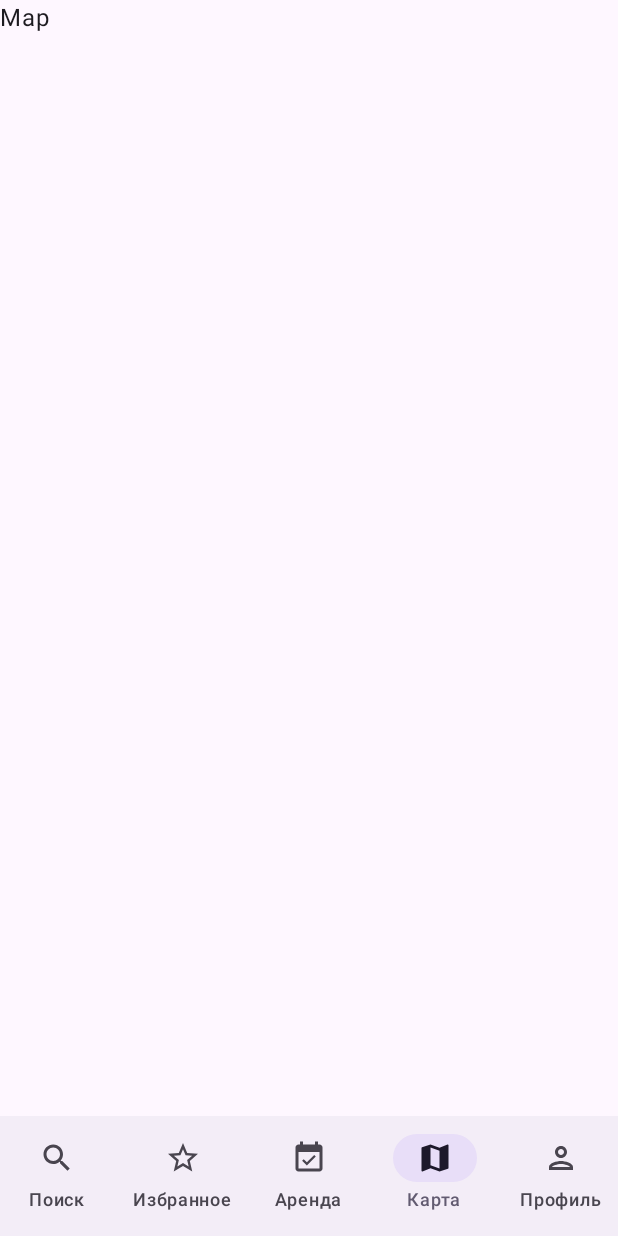
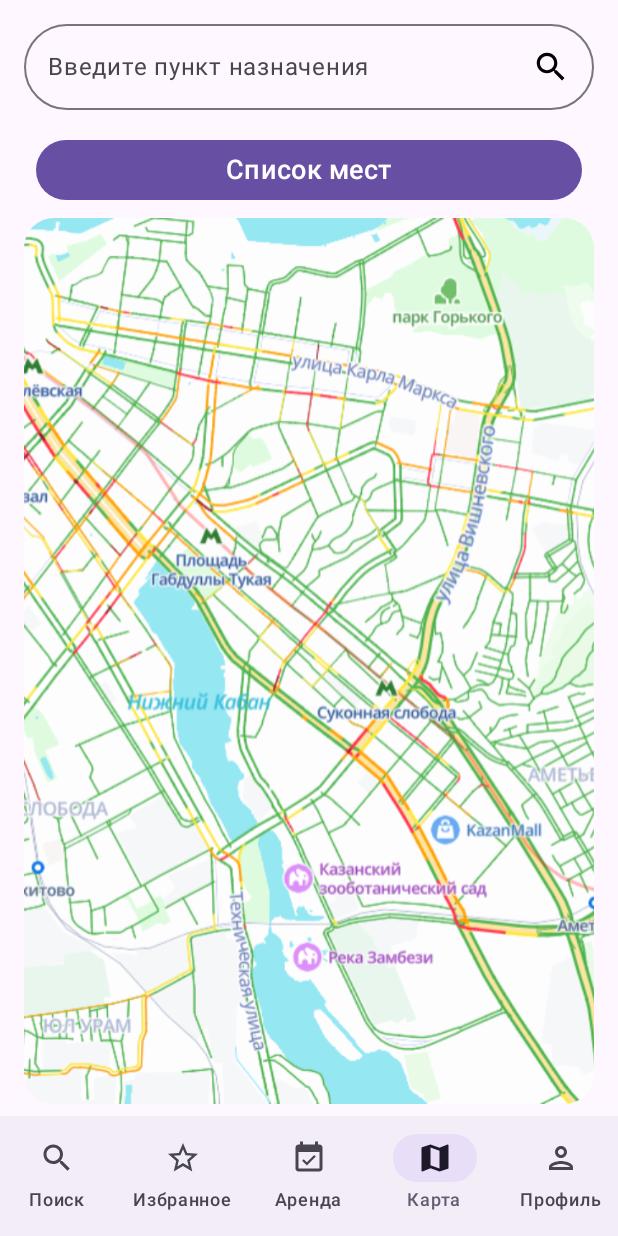
Before and after one commit to nVoxel/FlexiWorkDemo, an Android app built with Jetpack Compose: the MapScreen screen opened through its navigation route, on a phone screen of 412 x 824 dp. Run offline under Robolectric (Android 15) with nearby library versions, the phone set to English and light mode, and no system bars.

Commit message:
ready MapScreen

```diff
--- a/app/src/main/java/com/voxeldev/flexiworkdemo/screens/MapScreen.kt
+++ b/app/src/main/java/com/voxeldev/flexiworkdemo/screens/MapScreen.kt
@@ -1,9 +1,34 @@
 package com.voxeldev.flexiworkdemo.screens
 
 import android.content.res.Configuration
+import androidx.compose.foundation.Image
+import androidx.compose.foundation.layout.Column
+import androidx.compose.foundation.layout.Row
+import androidx.compose.foundation.layout.fillMaxSize
+import androidx.compose.foundation.layout.fillMaxWidth
+import androidx.compose.foundation.layout.padding
+import androidx.compose.foundation.layout.size
+import androidx.compose.foundation.shape.RoundedCornerShape
+import androidx.compose.material3.Button
+import androidx.compose.material3.MaterialTheme
+import androidx.compose.material3.OutlinedTextField
 import androidx.compose.material3.Text
 import androidx.compose.runtime.Composable
+import androidx.compose.runtime.getValue
+import androidx.compose.runtime.mutableStateOf
+import androidx.compose.runtime.saveable.rememberSaveable
+import androidx.compose.runtime.setValue
+import androidx.compose.ui.Alignment
+import androidx.compose.ui.Modifier
+import androidx.compose.ui.draw.clip
+import androidx.compose.ui.layout.ContentScale
+import androidx.compose.ui.res.painterResource
+import androidx.compose.ui.text.style.TextAlign
+import androidx.compose.ui.text.style.TextOverflow
 import androidx.compose.ui.tooling.preview.Preview
+import androidx.compose.ui.unit.dp
+import androidx.compose.ui.unit.sp
+import com.voxeldev.flexiworkdemo.R
 import com.voxeldev.flexiworkdemo.components.PreviewBase
 
 /**
@@ -11,7 +36,80 @@ import com.voxeldev.flexiworkdemo.components.PreviewBase
  */
 @Composable
 fun MapScreen() {
-    Text(text = "Map")
+
+    var titleSearch by rememberSaveable { mutableStateOf("") }
+
+    Column(
+        modifier = Modifier
+            .fillMaxWidth()
+            .padding(
+                horizontal = 16.dp,
+                vertical = 8.dp
+            ),
+    ) {
+
+        OutlinedTextField(
+            modifier = Modifier
+                .fillMaxWidth()
+                .padding(vertical = 8.dp),
+            value = titleSearch,
+            onValueChange = { titleSearch = it },
+            placeholder = {
+                Row(
+                    verticalAlignment = Alignment.CenterVertically,
+                    modifier = Modifier.fillMaxWidth()
+                ) {
+                    Text(
+                        modifier = Modifier
+                            .weight(1f),
+                        textAlign = TextAlign.Start,
+                        overflow = TextOverflow.Ellipsis,
+                        text = "Введите пункт назначения"
+                    )
+                    Image(
+                        modifier = Modifier
+                            .size(width = 25.dp, height = 25.dp),
+                        painter = painterResource(id = R.drawable.ic_search),
+                        contentDescription = "Введите пункт назначения"
+                    )
+                }
+            },
+            shape = RoundedCornerShape(size = 32.dp)
+        )
+
+        ListButton (
+            onClick = {}
+        )
+
+        Image(
+            modifier = Modifier
+                .fillMaxSize()
+                .clip(shape = RoundedCornerShape(size = 20.dp)),
+            painter = painterResource(id = R.drawable.vk_map_example),
+            contentDescription = "VK maps",
+            contentScale = ContentScale.Crop,
+        )
+
+    }
+
+}
+
+@Composable
+private fun ListButton(
+    onClick: () -> Unit,
+) {
+    Button(
+        modifier = Modifier
+            .padding(all = 8.dp)
+            .fillMaxWidth(),
+        onClick = onClick,
+    ) {
+        Text(
+            text = "Список мест",
+            style = MaterialTheme.typography.titleMedium,
+            fontSize = 18.sp,
+        )
+    }
 }
 
 @Preview(uiMode = Configuration.UI_MODE_NIGHT_NO)
--- /dev/null
+++ b/app/src/main/res/drawable/ic_search.xml
@@ -0,0 +1,5 @@
+<vector xmlns:android="http://schemas.android.com/apk/res/android" android:height="24dp" android:tint="#000000" android:viewportHeight="24" android:viewportWidth="24" android:width="24dp">
+
+    <path android:fillColor="@android:color/white" android:pathData="M15.5,14h-0.79l-0.28,-0.27C15.41,12.59 16,11.11 16,9.5 16,5.91 13.09,3 9.5,3S3,5.91 3,9.5 5.91,16 9.5,16c1.61,0 3.09,-0.59 4.23,-1.57l0.27,0.28v0.79l5,4.99L20.49,19l-4.99,-5zM9.5,14C7.01,14 5,11.99 5,9.5S7.01,5 9.5,5 14,7.01 14,9.5 11.99,14 9.5,14z"/>
+
+</vector>
```
Also changed, not shown: app/src/main/res/drawable/vk_map_example.png (added).
